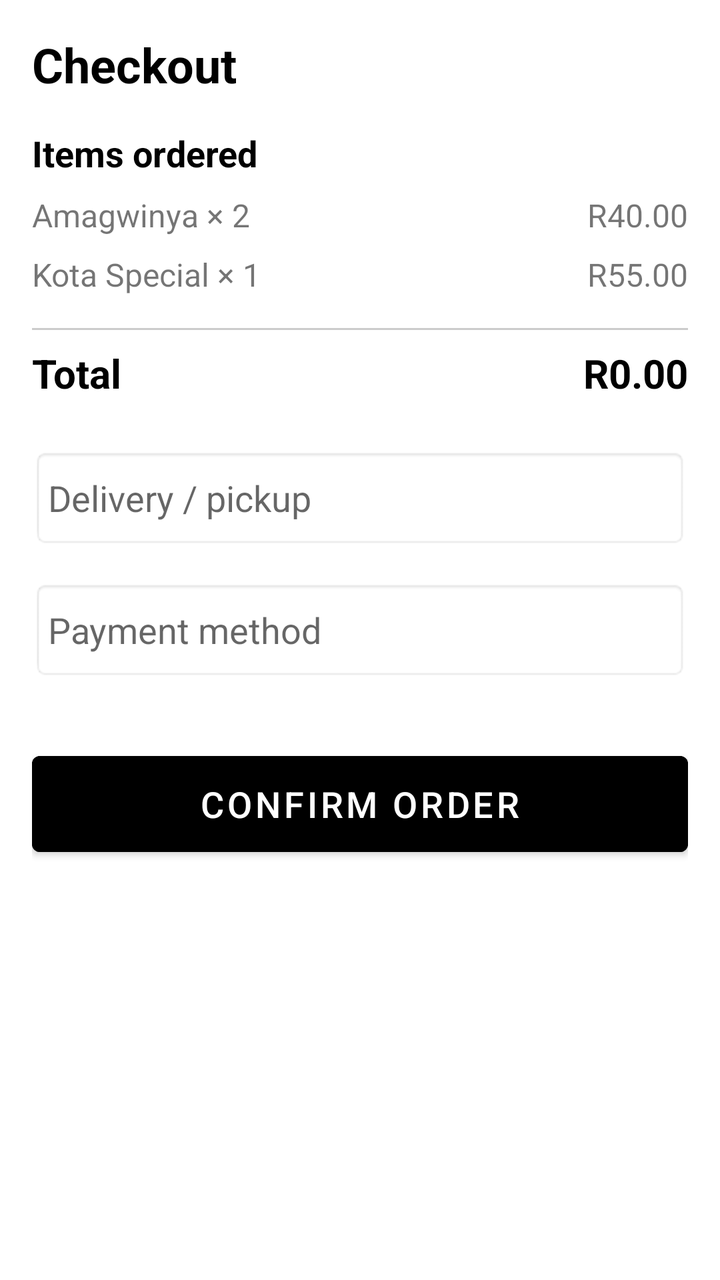
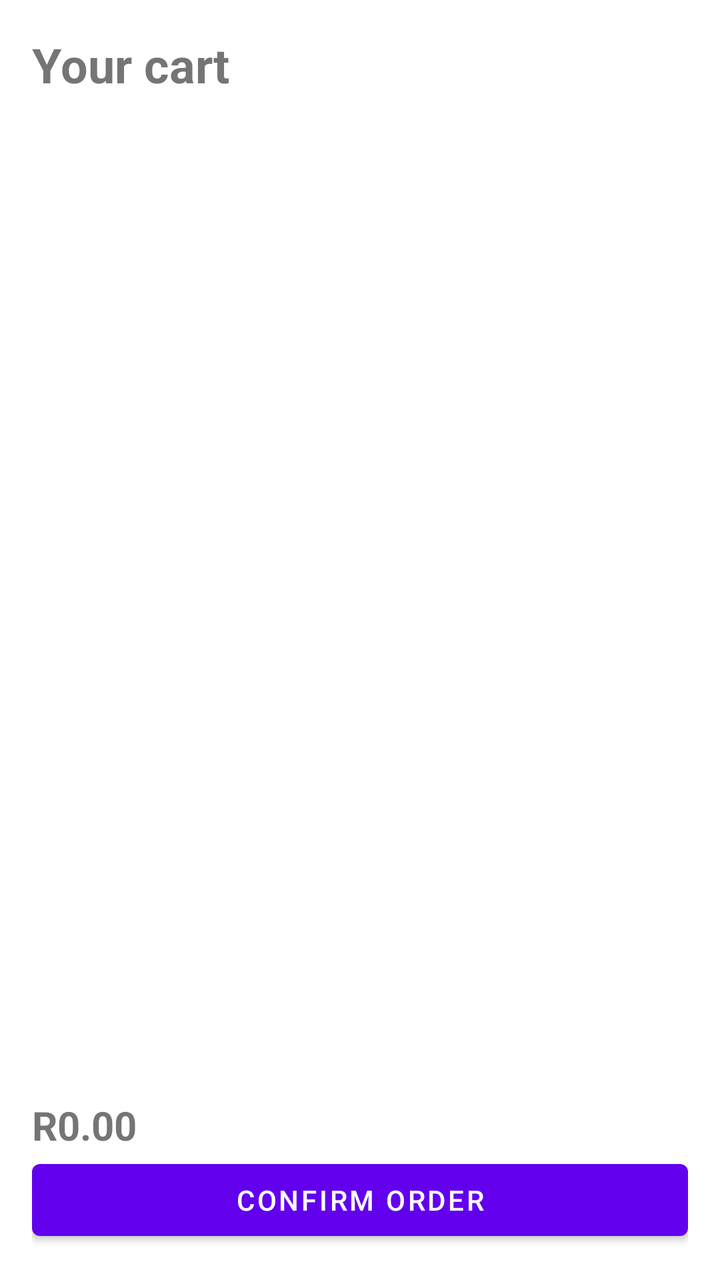

Compare the two renders of this Android layout. The source of the first and the diff that turns it into the second are given below.
<!-- AndroidManifest.xml: application theme Theme.ShannosFoodTruck -->
<!-- res/layout/fragment_cart.xml -->
<?xml version="1.0" encoding="utf-8"?>
<ScrollView xmlns:android="http://schemas.android.com/apk/res/android"
    android:layout_width="match_parent"
    android:layout_height="match_parent"
    android:padding="16dp"
    android:background="#FFFFFF">

    <LinearLayout
        android:layout_width="match_parent"
        android:layout_height="wrap_content"
        android:orientation="vertical">

        
        <TextView
            android:layout_width="wrap_content"
            android:layout_height="wrap_content"
            android:text="Checkout"
            android:textSize="24sp"
            android:textStyle="bold"
            android:textColor="#000000"
            android:layout_marginBottom="16dp" />

        
        <TextView
            android:layout_width="wrap_content"
            android:layout_height="wrap_content"
            android:text="Items ordered"
            android:textSize="18sp"
            android:textStyle="bold"
            android:textColor="#000000"
            android:layout_marginBottom="8dp" />

        
        <LinearLayout
            android:layout_width="match_parent"
            android:layout_height="wrap_content"
            android:orientation="horizontal"
            android:layout_marginBottom="8dp">
            <TextView
                android:layout_width="0dp"
                android:layout_height="wrap_content"
                android:layout_weight="1"
                android:text="Amagwinya × 2"
                android:textSize="16sp" />
            <TextView
                android:layout_width="wrap_content"
                android:layout_height="wrap_content"
                android:text="R40.00"
                android:textSize="16sp" />
        </LinearLayout>

        
        <LinearLayout
            android:layout_width="match_parent"
            android:layout_height="wrap_content"
            android:orientation="horizontal"
            android:layout_marginBottom="8dp">
            <TextView
                android:layout_width="0dp"
                android:layout_height="wrap_content"
                android:layout_weight="1"
                android:text="Kota Special × 1"
                android:textSize="16sp" />
            <TextView
                android:layout_width="wrap_content"
                android:layout_height="wrap_content"
                android:text="R55.00"
                android:textSize="16sp" />
        </LinearLayout>

        
        <View
            android:layout_width="match_parent"
            android:layout_height="1dp"
            android:background="#CCCCCC"
            android:layout_marginTop="8dp"
            android:layout_marginBottom="8dp" />

        
        <LinearLayout
            android:layout_width="match_parent"
            android:layout_height="wrap_content"
            android:orientation="horizontal"
            android:layout_marginBottom="24dp">

            <TextView
                android:layout_width="0dp"
                android:layout_height="wrap_content"
                android:layout_weight="1"
                android:text="Total"
                android:textSize="20sp"
                android:textStyle="bold"
                android:textColor="#000000" />

            <TextView
                android:id="@+id/tvTotalPrice"
                android:layout_width="wrap_content"
                android:layout_height="wrap_content"
                android:text="R0.00"
                android:textSize="20sp"
                android:textStyle="bold"
                android:textColor="#000000" />
        </LinearLayout>

        
        <EditText
            android:id="@+id/etDeliveryOption"
            android:layout_width="match_parent"
            android:layout_height="50dp"
            android:hint="Delivery / pickup"
            android:background="@android:drawable/editbox_background"
            android:padding="8dp"
            android:layout_marginBottom="16dp" />

        <EditText
            android:id="@+id/etPaymentMethod"
            android:layout_width="match_parent"
            android:layout_height="50dp"
            android:hint="Payment method"
            android:background="@android:drawable/editbox_background"
            android:padding="8dp"
            android:layout_marginBottom="32dp" />

        <Button
            android:id="@+id/btnConfirmOrder"
            android:layout_width="match_parent"
            android:layout_height="60dp"
            android:text="Confirm order"
            android:textSize="18sp"
            android:backgroundTint="#000000"
            android:textColor="#FFFFFF" />

    </LinearLayout>
</ScrollView>
<!-- resources referenced by this layout -->
<resources>
  <style name="Theme.ShannosFoodTruck" parent="Theme.MaterialComponents.DayNight.NoActionBar" />
</resources>

<!-- the commit's change to res/layout/fragment_cart.xml (unified diff, before → after) -->
@@ -1,134 +1,22 @@
 <?xml version="1.0" encoding="utf-8"?>
-<ScrollView xmlns:android="http://schemas.android.com/apk/res/android"
-    android:layout_width="match_parent"
-    android:layout_height="match_parent"
-    android:padding="16dp"
-    android:background="#FFFFFF">
+<LinearLayout xmlns:android="http://schemas.android.com/apk/res/android"
+    android:layout_width="match_parent" android:layout_height="match_parent"
+    android:orientation="vertical" android:padding="16dp">
 
-    <LinearLayout
-        android:layout_width="match_parent"
-        android:layout_height="wrap_content"
-        android:orientation="vertical">
+    <TextView android:layout_width="wrap_content" android:layout_height="wrap_content"
+        android:text="Your cart" android:textSize="24sp" android:textStyle="bold"/>
 
-        
-        <TextView
-            android:layout_width="wrap_content"
-            android:layout_height="wrap_content"
-            android:text="Checkout"
-            android:textSize="24sp"
-            android:textStyle="bold"
-            android:textColor="#000000"
-            android:layout_marginBottom="16dp" />
+    <ScrollView android:layout_width="match_parent" android:layout_height="0dp"
+        android:layout_weight="1" android:layout_marginTop="8dp">
+        <LinearLayout android:id="@+id/cartItemsContainer"
+            android:layout_width="match_parent" android:layout_height="wrap_content"
+            android:orientation="vertical"/>
+    </ScrollView>
 
-        
-        <TextView
-            android:layout_width="wrap_content"
-            android:layout_height="wrap_content"
-            android:text="Items ordered"
-            android:textSize="18sp"
-            android:textStyle="bold"
-            android:textColor="#000000"
-            android:layout_marginBottom="8dp" />
+    <TextView android:id="@+id/tvTotalPrice" android:layout_width="match_parent"
+        android:layout_height="wrap_content" android:text="R0.00"
+        android:textSize="20sp" android:textStyle="bold" android:layout_marginTop="8dp"/>
 
-        
-        <LinearLayout
-            android:layout_width="match_parent"
-            android:layout_height="wrap_content"
-            android:orientation="horizontal"
-            android:layout_marginBottom="8dp">
-            <TextView
-                android:layout_width="0dp"
-                android:layout_height="wrap_content"
-                android:layout_weight="1"
-                android:text="Amagwinya × 2"
-                android:textSize="16sp" />
-            <TextView
-                android:layout_width="wrap_content"
-                android:layout_height="wrap_content"
-                android:text="R40.00"
-                android:textSize="16sp" />
-        </LinearLayout>
-
-        
-        <LinearLayout
-            android:layout_width="match_parent"
-            android:layout_height="wrap_content"
-            android:orientation="horizontal"
-            android:layout_marginBottom="8dp">
-            <TextView
-                android:layout_width="0dp"
-                android:layout_height="wrap_content"
-                android:layout_weight="1"
-                android:text="Kota Special × 1"
-                android:textSize="16sp" />
-            <TextView
-                android:layout_width="wrap_content"
-                android:layout_height="wrap_content"
-                android:text="R55.00"
-                android:textSize="16sp" />
-        </LinearLayout>
-
-        
-        <View
-            android:layout_width="match_parent"
-            android:layout_height="1dp"
-            android:background="#CCCCCC"
-            android:layout_marginTop="8dp"
-            android:layout_marginBottom="8dp" />
-
-        
-        <LinearLayout
-            android:layout_width="match_parent"
-            android:layout_height="wrap_content"
-            android:orientation="horizontal"
-            android:layout_marginBottom="24dp">
-
-            <TextView
-                android:layout_width="0dp"
-                android:layout_height="wrap_content"
-                android:layout_weight="1"
-                android:text="Total"
-                android:textSize="20sp"
-                android:textStyle="bold"
-                android:textColor="#000000" />
-
-            <TextView
-                android:id="@+id/tvTotalPrice"
-                android:layout_width="wrap_content"
-                android:layout_height="wrap_content"
-                android:text="R0.00"
-                android:textSize="20sp"
-                android:textStyle="bold"
-                android:textColor="#000000" />
-        </LinearLayout>
-
-        
-        <EditText
-            android:id="@+id/etDeliveryOption"
-            android:layout_width="match_parent"
-            android:layout_height="50dp"
-            android:hint="Delivery / pickup"
-            android:background="@android:drawable/editbox_background"
-            android:padding="8dp"
-            android:layout_marginBottom="16dp" />
-
-        <EditText
-            android:id="@+id/etPaymentMethod"
-            android:layout_width="match_parent"
-            android:layout_height="50dp"
-            android:hint="Payment method"
-            android:background="@android:drawable/editbox_background"
-            android:padding="8dp"
-            android:layout_marginBottom="32dp" />
-
-        <Button
-            android:id="@+id/btnConfirmOrder"
-            android:layout_width="match_parent"
-            android:layout_height="60dp"
-            android:text="Confirm order"
-            android:textSize="18sp"
-            android:backgroundTint="#000000"
-            android:textColor="#FFFFFF" />
-
-    </LinearLayout>
-</ScrollView>
+    <Button android:id="@+id/btnConfirmOrder" android:layout_width="match_parent"
+        android:layout_height="wrap_content" android:text="Confirm order"/>
+</LinearLayout>
